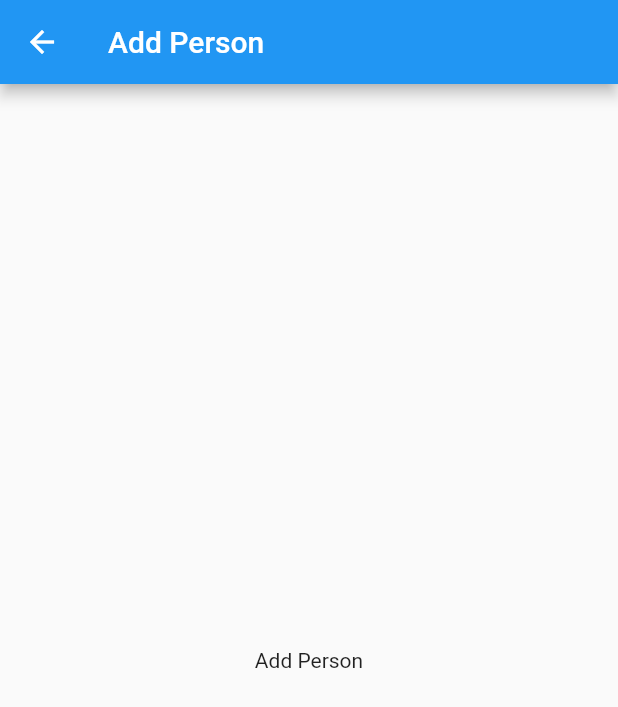
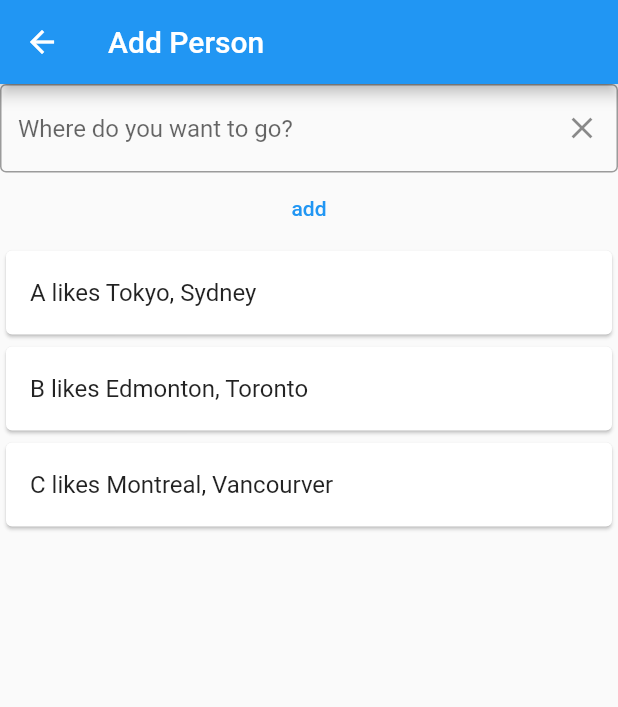
Before and after one commit to 401-srh/trip-n-friends, a Flutter app: the AddPersonPage screen opened directly, on a phone screen of 412 x 824 dp. Shown: the top 707 px of the screen. Run offline on Flutter 3.47's test engine with Material 2 defaults, Android fonts, the phone set to English and light mode, and no system bars.

Commit message:
Update add_person.dart
edit to list of info

```diff
--- a/trip_app/lib/add_person.dart
+++ b/trip_app/lib/add_person.dart
@@ -1,17 +1,62 @@
 import 'package:flutter/material.dart';
 
-class AddPersonPage extends StatelessWidget {
-  const AddPersonPage({super.key});
+List user_info = [
+  'A likes Tokyo, Sydney',
+  'B likes Edmonton, Toronto',
+  'C likes Montreal, Vancourver'
+];
+TextEditingController _controller = TextEditingController();
 
+class AddPersonPage extends StatefulWidget {
+  const AddPersonPage({Key? key}) : super(key: key);
+  AddPerson createState() => AddPerson();
+}
+
+class AddPerson extends State<AddPersonPage> {
   @override
   Widget build(BuildContext context) {
     return Scaffold(
-      appBar: AppBar(
-        title: const Text('Add Person'),
-      ),
-      body: const Center(
-        child: Text('Add Person'),
-      ),
-    );
+        appBar: AppBar(
+          title: const Text('Add Person'),
+        ),
+        body: Column(
+          children: <Widget>[
+            TextField(
+              decoration: InputDecoration(
+                hintText: 'Where do you want to go?',
+                border: OutlineInputBorder(),
+                suffixIcon: Icon(Icons.clear),
+              ),
+              controller: _controller,
+            ),
+            TextButton(
+              onPressed: () {
+                setState(() {
+                  if (_controller.text.length > 0) {
+                    user_info.add(_controller.text);
+                    _controller.clear();
+                  } else {
+                    ScaffoldMessenger.of(context).showSnackBar(SnackBar(
+                      content: Text("Text is empty"),
+                    ));
+                  }
+                });
+              },
+              child: Text("add"),
+            ),
+            Expanded(
+                child: ListView.builder(
+              itemCount: user_info.length,
+              itemBuilder: (context, index) {
+                return Card(
+                  child: ListTile(
+                    onTap: () {},
+                    title: Text(user_info[index]),
+                  ),
+                );
+              },
+            )),
+          ],
+        ));
   }
 }
```
